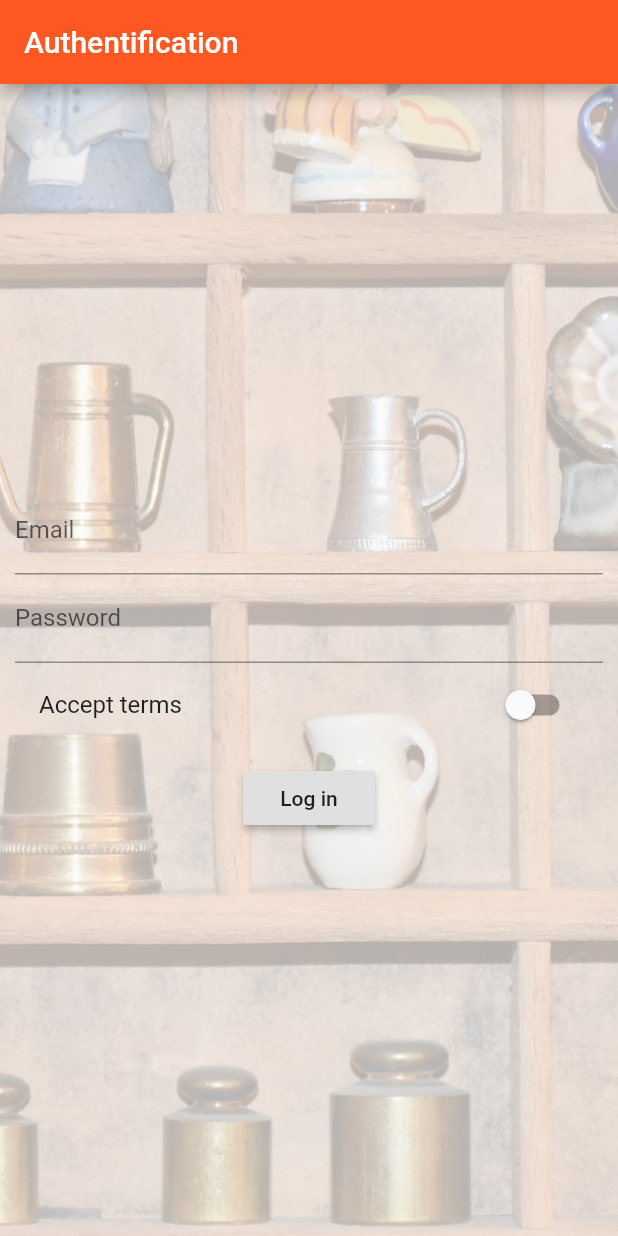
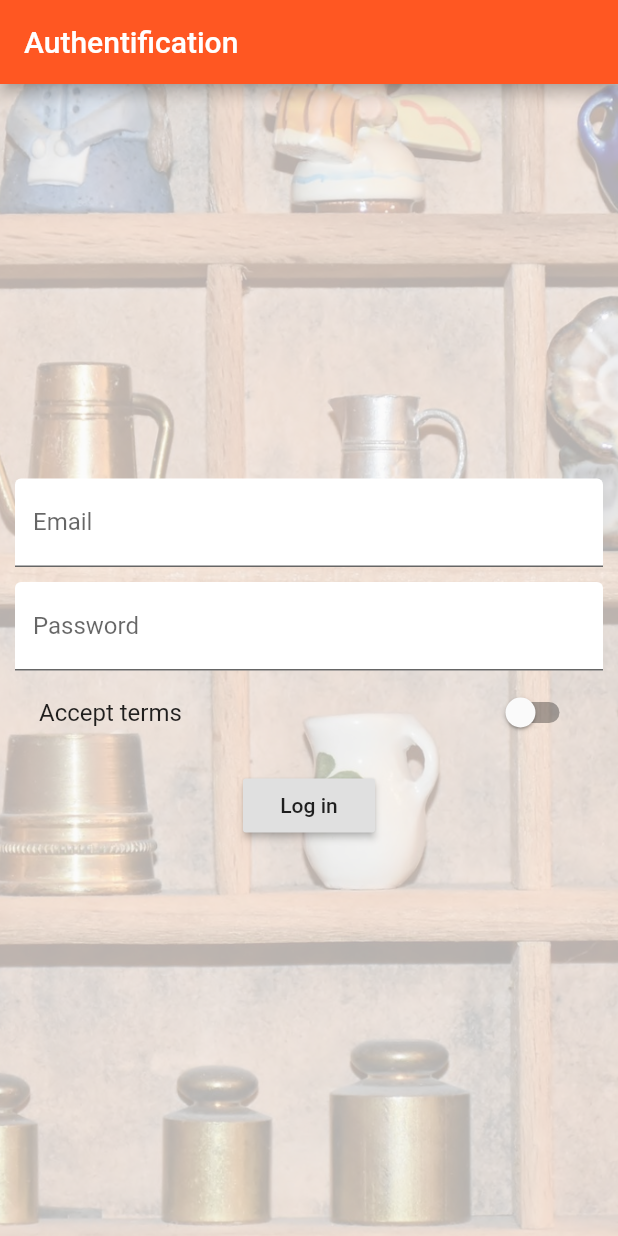
Before and after one commit to ArthurChrm/flutter_experiment, a Flutter app: the screen it shows after launch, on a phone screen of 412 x 824 dp. Run offline on Flutter 3.47's test engine with Material 2 defaults, Android fonts, the phone set to English and light mode, and no system bars.

Commit message:
Change TextField fill color

```diff
--- a/lib/pages/auth.dart
+++ b/lib/pages/auth.dart
@@ -35,16 +35,25 @@ class _AuthPageState extends State<AuthPage> {
               children: <Widget>[
                 TextField(
                   keyboardType: TextInputType.emailAddress,
-                  decoration: InputDecoration(labelText: "Email"),
+                  decoration: InputDecoration(
+                      labelText: "Email",
+                      filled: true,
+                      fillColor: Colors.white),
                   onChanged: (String value) {
                     setState(() {
                       _email = value;
                     });
                   },
                 ),
+                SizedBox(
+                  height: 10.0,
+                ),
                 TextField(
                   obscureText: true,
-                  decoration: InputDecoration(labelText: "Password"),
+                  decoration: InputDecoration(
+                      labelText: "Password",
+                      filled: true,
+                      fillColor: Colors.white),
                   onChanged: (String value) {
                     setState(() {
                       _password = value;
```
